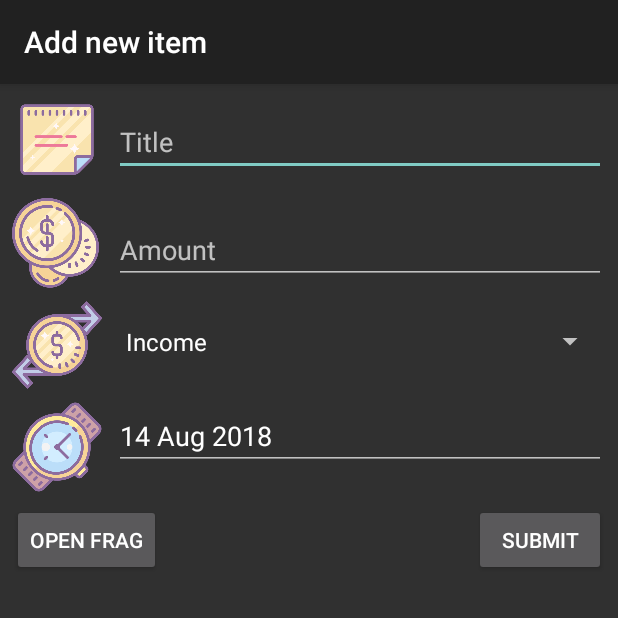
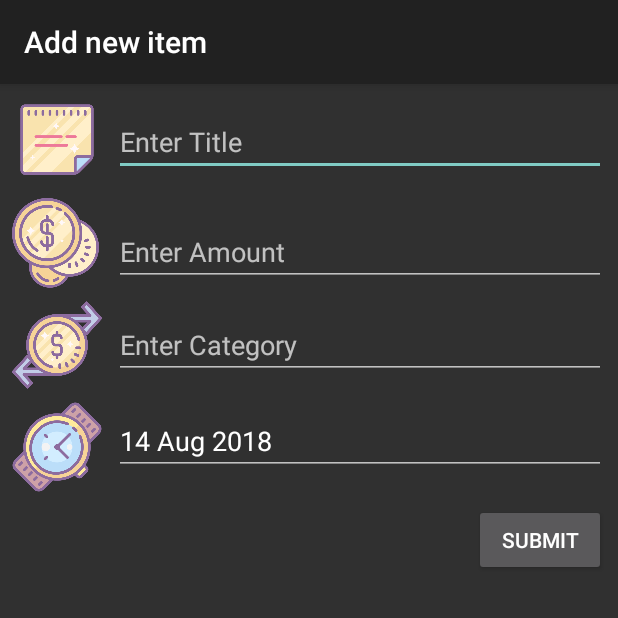
Before and after one commit to napattk/Budgeteer, an Android app: the AddNewItemActivity screen opened directly, with no data from a screen before it, on a phone screen of 412 x 824 dp, the top half of it. Run offline under Robolectric (Android 15) with nearby library versions, the phone set to English and light mode, and no system bars; 1 statement that could not run was skipped.

Commit message:
Replaced category spinner with edit text, edit text now triggers category picker and picker updates edit text

```diff
--- a/app/src/main/res/layout/activity_add_new_item.xml
+++ b/app/src/main/res/layout/activity_add_new_item.xml
@@ -14,7 +14,7 @@
         android:layout_marginStart="8dp"
         android:layout_marginTop="16dp"
         android:ems="10"
-        android:hint="Title"
+        android:hint="Enter Title"
         android:inputType="textPersonName"
         android:textSize="18sp"
         app:layout_constraintEnd_toEndOf="parent"
@@ -26,28 +26,18 @@
         android:id="@+id/amountEdit"
         android:layout_width="0dp"
         android:layout_height="wrap_content"
+        android:layout_marginBottom="8dp"
         android:layout_marginEnd="8dp"
         android:layout_marginStart="8dp"
         android:layout_marginTop="20dp"
         android:ems="10"
-        android:hint="Amount"
+        android:hint="Enter Amount"
         android:inputType="number"
+        app:layout_constraintBottom_toTopOf="@+id/imageView3"
         app:layout_constraintEnd_toEndOf="parent"
         app:layout_constraintHorizontal_bias="0.0"
         app:layout_constraintStart_toEndOf="@+id/imageView2"
         app:layout_constraintTop_toBottomOf="@+id/imageView" />
-
-    <Spinner
-        android:id="@+id/categorySpinner"
-        android:layout_width="0dp"
-        android:layout_height="39dp"
-        android:layout_marginEnd="8dp"
-        android:layout_marginStart="8dp"
-        android:layout_marginTop="16dp"
-        app:layout_constraintEnd_toEndOf="parent"
-        app:layout_constraintHorizontal_bias="0.0"
-        app:layout_constraintStart_toEndOf="@+id/imageView3"
-        app:layout_constraintTop_toBottomOf="@+id/imageView2" />
 
     <Button
         android:id="@+id/submitButton"
@@ -114,6 +104,7 @@
         android:id="@+id/dateEdit"
         android:layout_width="0dp"
         android:layout_height="wrap_content"
+        android:layout_marginBottom="8dp"
         android:layout_marginEnd="8dp"
         android:layout_marginStart="8dp"
         android:layout_marginTop="8dp"
@@ -121,18 +112,26 @@
         android:focusable="false"
         android:hint="Enter date"
         android:inputType="date"
+        app:layout_constraintBottom_toBottomOf="@+id/imageView4"
         app:layout_constraintEnd_toEndOf="parent"
         app:layout_constraintStart_toEndOf="@+id/imageView4"
         app:layout_constraintTop_toBottomOf="@+id/imageView3" />
 
-    <Button
-        android:id="@+id/tempButton"
-        android:layout_width="wrap_content"
+    <EditText
+        android:id="@+id/categoryEdit"
+        android:layout_width="0dp"
         android:layout_height="wrap_content"
+        android:layout_marginBottom="8dp"
+        android:layout_marginEnd="8dp"
         android:layout_marginStart="8dp"
         android:layout_marginTop="8dp"
-        android:text="Open Frag"
-        app:layout_constraintStart_toStartOf="parent"
-        app:layout_constraintTop_toBottomOf="@+id/imageView4" />
+        android:ems="10"
+        android:focusable="false"
+        android:hint="Enter Category"
+        android:inputType="textPersonName"
+        app:layout_constraintBottom_toTopOf="@+id/imageView4"
+        app:layout_constraintEnd_toEndOf="parent"
+        app:layout_constraintStart_toEndOf="@+id/imageView3"
+        app:layout_constraintTop_toBottomOf="@+id/imageView2" />
 
 </android.support.constraint.ConstraintLayout>
--- a/app/src/main/res/layout/category_item_layout.xml
+++ b/app/src/main/res/layout/category_item_layout.xml
@@ -2,6 +2,7 @@
 <android.support.constraint.ConstraintLayout xmlns:android="http://schemas.android.com/apk/res/android"
     xmlns:app="http://schemas.android.com/apk/res-auto"
     xmlns:tools="http://schemas.android.com/tools"
+    android:id="@+id/categoryItem"
     android:layout_width="match_parent"
     android:layout_height="wrap_content">
 
```
Also changed, not shown: app/src/main/java/com/example/mickey/budgeteer/AddNewItemActivity.kt (+20 -6 lines), app/src/main/java/com/example/mickey/budgeteer/BudgetViewAdapter.kt (+5 -8 lines), app/src/main/java/com/example/mickey/budgeteer/CategoryPickerDialog.kt (+13 -5 lines), app/src/main/java/com/example/mickey/budgeteer/CategoryViewAdapter.kt (+29 -8 lines), app/src/main/java/com/example/mickey/budgeteer/ExpenseCategoryFragment.kt (+13 -3 lines), app/src/main/java/com/example/mickey/budgeteer/IncomeCategoryFragment.kt (+13 -3 lines).
